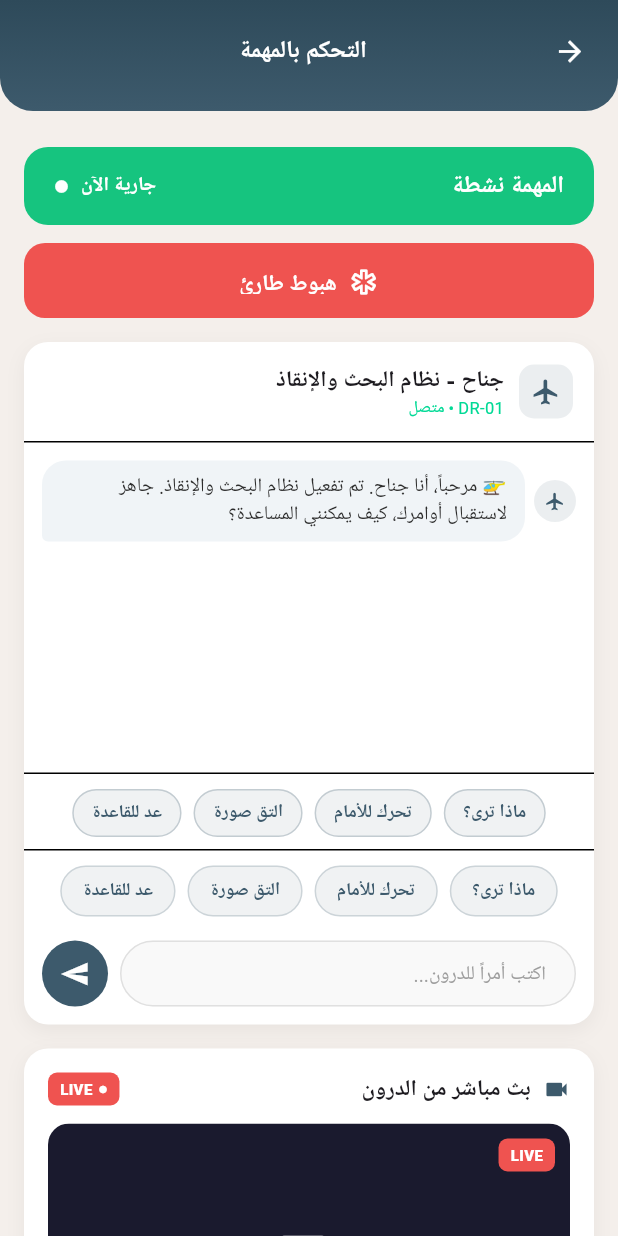
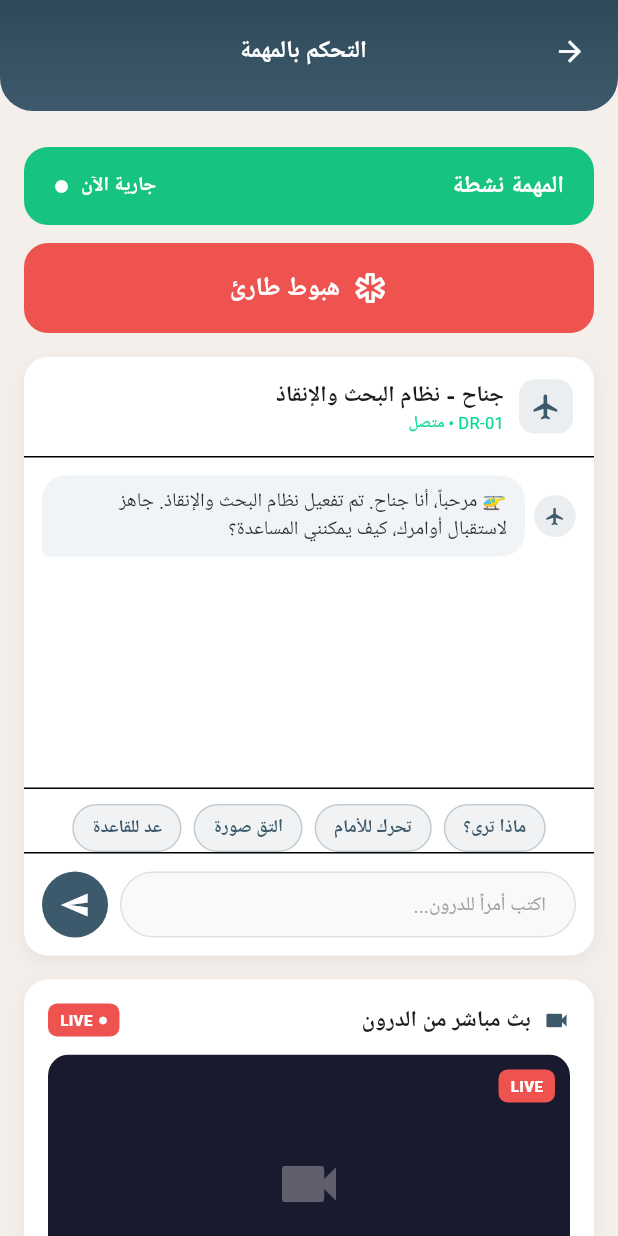
Before and after one commit to sarabashawri/Janah_f, a Flutter app: the MissionControlScreen screen opened directly with empty values, after a tap on "بدء المهمة", on a phone screen of 412 x 824 dp. Run offline on Flutter 3.47's test engine with Material 3 defaults, Android fonts, the phone set to English and light mode, and no system bars; our stand-ins replace cloud_firestore, firebase_auth, firebase_core, geolocator, google_fonts, google_maps_flutter and 1 more; accounts and stored records are empty.

Commit message:
Update mission_control_screen.dart

```diff
--- a/lib/screens/rescuer/mission_control_screen.dart
+++ b/lib/screens/rescuer/mission_control_screen.dart
@@ -285,15 +285,16 @@ class _MissionControlScreenState extends State<MissionControlScreen> {
           // ── هبوط طارئ تحت البادج ──
           SizedBox(
             width: double.infinity,
-            height: 50,
+            height: 60,
             child: ElevatedButton.icon(
               onPressed: _emergencyLanding,
-              icon: const Icon(Icons.emergency_outlined, color: Colors.white, size: 20),
+              icon: const Icon(Icons.emergency_outlined, color: Colors.white, size: 24),
               label: const Text('هبوط طارئ',
-                  style: TextStyle(fontSize: 15, fontWeight: FontWeight.w800, color: Colors.white)),
+                  style: TextStyle(fontSize: 17, fontWeight: FontWeight.w800, color: Colors.white, letterSpacing: 1)),
               style: ElevatedButton.styleFrom(
                 backgroundColor: _red,
-                shape: RoundedRectangleBorder(borderRadius: BorderRadius.circular(14)),
+                shape: RoundedRectangleBorder(borderRadius: BorderRadius.circular(16)),
+                padding: const EdgeInsets.symmetric(vertical: 14),
                 elevation: 0,
               ),
             ),
@@ -356,26 +357,7 @@ class _MissionControlScreenState extends State<MissionControlScreen> {
                     ],
                   ),
                 ),
-                const SizedBox(height: 8),
                 const Divider(height: 1),
-                // خيارات سريعة
-                Padding(
-                  padding: const EdgeInsets.fromLTRB(12, 10, 12, 4),
-                  child: SingleChildScrollView(
-                    scrollDirection: Axis.horizontal,
-                    child: Row(
-                      children: [
-                        _QuickCmd(label: 'ماذا ترى؟', onTap: () { _droneCommandController.text = 'ماذا ترى الآن؟'; _sendCommand(); }),
-                        const SizedBox(width: 8),
-                        _QuickCmd(label: 'تحرك للأمام', onTap: () { _droneCommandController.text = 'تحرك للأمام'; _sendCommand(); }),
-                        const SizedBox(width: 8),
-                        _QuickCmd(label: 'التق صورة', onTap: () { _droneCommandController.text = 'التق صورة الآن'; _sendCommand(); }),
-                        const SizedBox(width: 8),
-                        _QuickCmd(label: 'عد للقاعدة', onTap: () { _droneCommandController.text = 'عد للقاعدة'; _sendCommand(); }),
-                      ],
-                    ),
-                  ),
-                ),
                 // حقل الإرسال
                 Padding(
                   padding: const EdgeInsets.all(12),
```
